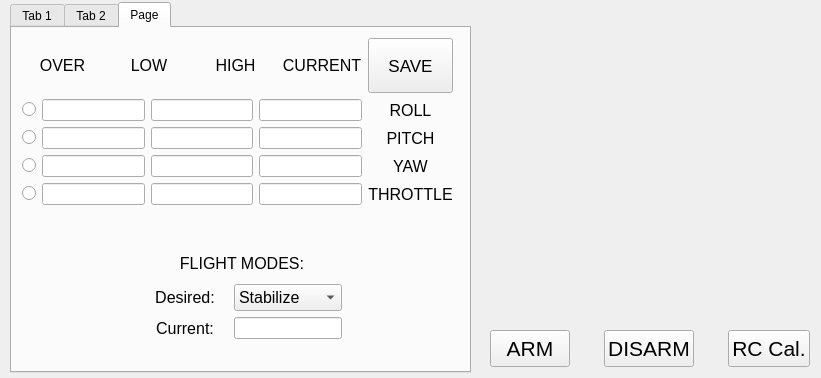
Above: ProjectSource/SwarmGUI/vehicledatadisplay.ui from majorpr13/SwarmingVehicles before the change. Below: the same form after it.
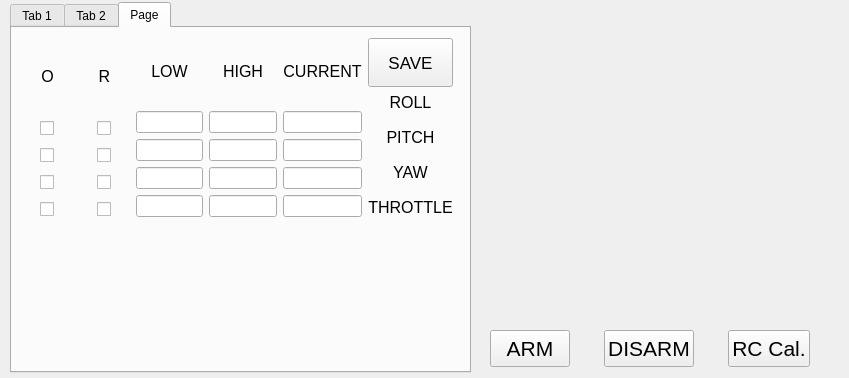
That is the form after the change. Custom widgets are drawn as their Qt base class.

```diff
--- a/ProjectSource/SwarmGUI/vehicledatadisplay.ui
+++ b/ProjectSource/SwarmGUI/vehicledatadisplay.ui
@@ -6,7 +6,7 @@
    <rect>
     <x>0</x>
     <y>0</y>
-    <width>821</width>
+    <width>849</width>
     <height>378</height>
    </rect>
   </property>
@@ -171,6 +171,156 @@
       </item>
      </layout>
     </widget>
+    <widget class="QWidget" name="layoutWidget">
+     <property name="geometry">
+      <rect>
+       <x>250</x>
+       <y>10</y>
+       <width>200</width>
+       <height>91</height>
+      </rect>
+     </property>
+     <layout class="QVBoxLayout" name="verticalLayout_2">
+      <item>
+       <widget class="QLabel" name="label_20">
+        <property name="sizePolicy">
+         <sizepolicy hsizetype="Expanding" vsizetype="Expanding">
+          <horstretch>0</horstretch>
+          <verstretch>0</verstretch>
+         </sizepolicy>
+        </property>
+        <property name="font">
+         <font>
+          <pointsize>12</pointsize>
+         </font>
+        </property>
+        <property name="text">
+         <string>FLIGHT MODES:</string>
+        </property>
+        <property name="alignment">
+         <set>Qt::AlignCenter</set>
+        </property>
+       </widget>
+      </item>
+      <item>
+       <layout class="QGridLayout" name="gridLayout_6">
+        <item row="0" column="0">
+         <widget class="QLabel" name="label_21">
+          <property name="sizePolicy">
+           <sizepolicy hsizetype="Expanding" vsizetype="Expanding">
+            <horstretch>0</horstretch>
+            <verstretch>0</verstretch>
+           </sizepolicy>
+          </property>
+          <property name="font">
+           <font>
+            <pointsize>12</pointsize>
+           </font>
+          </property>
+          <property name="text">
+           <string>Desired:</string>
+          </property>
+          <property name="alignment">
+           <set>Qt::AlignCenter</set>
+          </property>
+         </widget>
+        </item>
+        <item row="0" column="1">
+         <widget class="QComboBox" name="comboBox_DesiredFlightMode">
+          <property name="sizePolicy">
+           <sizepolicy hsizetype="Expanding" vsizetype="Expanding">
+            <horstretch>0</horstretch>
+            <verstretch>0</verstretch>
+           </sizepolicy>
+          </property>
+          <property name="font">
+           <font>
+            <pointsize>12</pointsize>
+           </font>
+          </property>
+          <property name="currentIndex">
+           <number>0</number>
+          </property>
+          <property name="sizeAdjustPolicy">
+           <enum>QComboBox::AdjustToMinimumContentsLength</enum>
+          </property>
+          <item>
+           <property name="text">
+            <string>Stabilize</string>
+           </property>
+          </item>
+          <item>
+           <property name="text">
+            <string>Alt Hold</string>
+           </property>
+          </item>
+          <item>
+           <property name="text">
+            <string>Loiter</string>
+           </property>
+          </item>
+          <item>
+           <property name="text">
+            <string>RTL</string>
+           </property>
+          </item>
+          <item>
+           <property name="text">
+            <string>Auto</string>
+           </property>
+          </item>
+          <item>
+           <property name="text">
+            <string>Guided</string>
+           </property>
+          </item>
+          <item>
+           <property name="text">
+            <string>Land</string>
+           </property>
+          </item>
+          <item>
+           <property name="text">
+            <string>TakeOff</string>
+           </property>
+          </item>
+         </widget>
+        </item>
+        <item row="1" column="0">
+         <widget class="QLabel" name="label_22">
+          <property name="sizePolicy">
+           <sizepolicy hsizetype="Expanding" vsizetype="Expanding">
+            <horstretch>0</horstretch>
+            <verstretch>0</verstretch>
+           </sizepolicy>
+          </property>
+          <property name="font">
+           <font>
+            <pointsize>12</pointsize>
+           </font>
+          </property>
+          <property name="text">
+           <string>Current:</string>
+          </property>
+          <property name="alignment">
+           <set>Qt::AlignCenter</set>
+          </property>
+         </widget>
+        </item>
+        <item row="1" column="1">
+         <widget class="QLineEdit" name="lineEdit_FlightMode">
+          <property name="alignment">
+           <set>Qt::AlignCenter</set>
+          </property>
+         </widget>
+        </item>
+       </layout>
+      </item>
+     </layout>
+    </widget>
+    <zorder>layoutWidget</zorder>
+    <zorder>widget_MainFlightInstrument</zorder>
+    <zorder>layoutWidget</zorder>
    </widget>
    <widget class="QWidget" name="tab_2">
     <attribute name="title">
@@ -483,186 +633,198 @@
     <attribute name="title">
      <string>Page</string>
     </attribute>
-    <widget class="QWidget" name="layoutWidget">
-     <property name="geometry">
-      <rect>
-       <x>130</x>
-       <y>220</y>
-       <width>200</width>
-       <height>91</height>
-      </rect>
-     </property>
-     <layout class="QVBoxLayout" name="verticalLayout_2">
-      <item>
-       <widget class="QLabel" name="label_20">
-        <property name="sizePolicy">
-         <sizepolicy hsizetype="Expanding" vsizetype="Expanding">
-          <horstretch>0</horstretch>
-          <verstretch>0</verstretch>
-         </sizepolicy>
-        </property>
-        <property name="font">
-         <font>
-          <pointsize>12</pointsize>
-         </font>
-        </property>
-        <property name="text">
-         <string>FLIGHT MODES:</string>
-        </property>
-        <property name="alignment">
-         <set>Qt::AlignCenter</set>
-        </property>
-       </widget>
-      </item>
-      <item>
-       <layout class="QGridLayout" name="gridLayout_6">
-        <item row="0" column="0">
-         <widget class="QLabel" name="label_21">
-          <property name="sizePolicy">
-           <sizepolicy hsizetype="Expanding" vsizetype="Expanding">
-            <horstretch>0</horstretch>
-            <verstretch>0</verstretch>
-           </sizepolicy>
-          </property>
-          <property name="font">
-           <font>
-            <pointsize>12</pointsize>
-           </font>
-          </property>
-          <property name="text">
-           <string>Desired:</string>
-          </property>
-          <property name="alignment">
-           <set>Qt::AlignCenter</set>
-          </property>
-         </widget>
-        </item>
-        <item row="0" column="1">
-         <widget class="QComboBox" name="comboBox_DesiredFlightMode">
-          <property name="sizePolicy">
-           <sizepolicy hsizetype="Expanding" vsizetype="Expanding">
-            <horstretch>0</horstretch>
-            <verstretch>0</verstretch>
-           </sizepolicy>
-          </property>
-          <property name="font">
-           <font>
-            <pointsize>12</pointsize>
-           </font>
-          </property>
-          <property name="currentIndex">
-           <number>0</number>
-          </property>
-          <property name="sizeAdjustPolicy">
-           <enum>QComboBox::AdjustToMinimumContentsLength</enum>
-          </property>
-          <item>
-           <property name="text">
-            <string>Stabilize</string>
-           </property>
-          </item>
-          <item>
-           <property name="text">
-            <string>Alt Hold</string>
-           </property>
-          </item>
-          <item>
-           <property name="text">
-            <string>Loiter</string>
-           </property>
-          </item>
-          <item>
-           <property name="text">
-            <string>RTL</string>
-           </property>
-          </item>
-          <item>
-           <property name="text">
-            <string>Auto</string>
-           </property>
-          </item>
-          <item>
-           <property name="text">
-            <string>Guided</string>
-           </property>
-          </item>
-          <item>
-           <property name="text">
-            <string>Land</string>
-           </property>
-          </item>
-          <item>
-           <property name="text">
-            <string>TakeOff</string>
-           </property>
-          </item>
-         </widget>
-        </item>
-        <item row="1" column="0">
-         <widget class="QLabel" name="label_22">
-          <property name="sizePolicy">
-           <sizepolicy hsizetype="Expanding" vsizetype="Expanding">
-            <horstretch>0</horstretch>
-            <verstretch>0</verstretch>
-           </sizepolicy>
-          </property>
-          <property name="font">
-           <font>
-            <pointsize>12</pointsize>
-           </font>
-          </property>
-          <property name="text">
-           <string>Current:</string>
-          </property>
-          <property name="alignment">
-           <set>Qt::AlignCenter</set>
-          </property>
-         </widget>
-        </item>
-        <item row="1" column="1">
-         <widget class="QLineEdit" name="lineEdit_FlightMode">
-          <property name="alignment">
-           <set>Qt::AlignCenter</set>
-          </property>
-         </widget>
-        </item>
-       </layout>
-      </item>
-     </layout>
-    </widget>
-    <widget class="QWidget" name="layoutWidget">
+    <widget class="QWidget" name="">
      <property name="geometry">
       <rect>
        <x>10</x>
        <y>10</y>
        <width>431</width>
-       <height>167</height>
+       <height>179</height>
       </rect>
      </property>
+     <layout class="QHBoxLayout" name="horizontalLayout_9">
+      <item>
+       <layout class="QGridLayout" name="gridLayout_13">
+        <item row="0" column="0">
+         <layout class="QGridLayout" name="gridLayout">
+          <item row="0" column="0" colspan="3">
+           <widget class="QLabel" name="label_32">
+            <property name="sizePolicy">
+             <sizepolicy hsizetype="Expanding" vsizetype="Expanding">
+              <horstretch>0</horstretch>
+              <verstretch>0</verstretch>
+             </sizepolicy>
+            </property>
+            <property name="font">
+             <font>
+              <pointsize>12</pointsize>
+             </font>
+            </property>
+            <property name="text">
+             <string>O</string>
+            </property>
+            <property name="alignment">
+             <set>Qt::AlignCenter</set>
+            </property>
+           </widget>
+          </item>
+          <item row="1" column="0">
+           <spacer name="horizontalSpacer_2">
+            <property name="orientation">
+             <enum>Qt::Horizontal</enum>
+            </property>
+            <property name="sizeHint" stdset="0">
+             <size>
+              <width>40</width>
+              <height>20</height>
+             </size>
+            </property>
+           </spacer>
+          </item>
+          <item row="1" column="1">
+           <layout class="QVBoxLayout" name="verticalLayout_5">
+            <property name="spacing">
+             <number>12</number>
+            </property>
+            <item>
+             <widget class="QCheckBox" name="checkBox_RollOverride">
+              <property name="text">
+               <string/>
+              </property>
+             </widget>
+            </item>
+            <item>
+             <widget class="QCheckBox" name="checkBox_PitchOverride">
+              <property name="text">
+               <string/>
+              </property>
+             </widget>
+            </item>
+            <item>
+             <widget class="QCheckBox" name="checkBox_YawOverride">
+              <property name="text">
+               <string/>
+              </property>
+             </widget>
+            </item>
+            <item>
+             <widget class="QCheckBox" name="checkBox_ThrottleOverride">
+              <property name="text">
+               <string/>
+              </property>
+             </widget>
+            </item>
+           </layout>
+          </item>
+          <item row="1" column="2">
+           <spacer name="horizontalSpacer">
+            <property name="orientation">
+             <enum>Qt::Horizontal</enum>
+            </property>
+            <property name="sizeHint" stdset="0">
+             <size>
+              <width>40</width>
+              <height>20</height>
+             </size>
+            </property>
+           </spacer>
+          </item>
+         </layout>
+        </item>
+        <item row="0" column="1">
      <layout class="QGridLayout" name="gridLayout_10">
-      <item row="0" column="0">
+          <item row="0" column="0" colspan="3">
+           <widget class="QLabel" name="label_33">
+            <property name="sizePolicy">
+             <sizepolicy hsizetype="Expanding" vsizetype="Expanding">
+              <horstretch>0</horstretch>
+              <verstretch>0</verstretch>
+             </sizepolicy>
+            </property>
+            <property name="font">
+             <font>
+              <pointsize>12</pointsize>
+             </font>
+            </property>
+            <property name="text">
+             <string>R</string>
+            </property>
+            <property name="alignment">
+             <set>Qt::AlignCenter</set>
+            </property>
+           </widget>
+          </item>
+          <item row="1" column="0">
+           <spacer name="horizontalSpacer_3">
+            <property name="orientation">
+             <enum>Qt::Horizontal</enum>
+            </property>
+            <property name="sizeHint" stdset="0">
+             <size>
+              <width>40</width>
+              <height>20</height>
+             </size>
+            </property>
+           </spacer>
+          </item>
+          <item row="1" column="1">
+           <layout class="QVBoxLayout" name="verticalLayout_4">
+            <property name="spacing">
+             <number>12</number>
+            </property>
+            <item>
+             <widget class="QCheckBox" name="checkBox_RollRev">
+              <property name="text">
+               <string/>
+              </property>
+             </widget>
+            </item>
+            <item>
+             <widget class="QCheckBox" name="checkBox_PitchRev">
+              <property name="text">
+               <string/>
+              </property>
+             </widget>
+            </item>
+            <item>
+             <widget class="QCheckBox" name="checkBox_YawRev">
+              <property name="text">
+               <string/>
+              </property>
+             </widget>
+            </item>
+            <item>
+             <widget class="QCheckBox" name="checkBox_ThrottleRev">
+              <property name="text">
+               <string/>
+              </property>
+             </widget>
+            </item>
+           </layout>
+          </item>
+          <item row="1" column="2">
+           <spacer name="horizontalSpacer_6">
+            <property name="orientation">
+             <enum>Qt::Horizontal</enum>
+            </property>
+            <property name="sizeHint" stdset="0">
+             <size>
+              <width>40</width>
+              <height>20</height>
+             </size>
+            </property>
+           </spacer>
+          </item>
+         </layout>
+        </item>
+       </layout>
+      </item>
+      <item>
+       <layout class="QGridLayout" name="gridLayout_12">
+        <item row="0" column="0" rowspan="2">
        <layout class="QHBoxLayout" name="horizontalLayout_8">
         <item>
-         <widget class="QLabel" name="label_32">
-          <property name="sizePolicy">
-           <sizepolicy hsizetype="Expanding" vsizetype="Expanding">
-            <horstretch>0</horstretch>
-            <verstretch>0</verstretch>
-           </sizepolicy>
-          </property>
-          <property name="font">
-           <font>
-            <pointsize>12</pointsize>
-           </font>
-          </property>
-          <property name="text">
-           <string>OVER</string>
-          </property>
-          <property name="alignment">
-           <set>Qt::AlignCenter</set>
-          </property>
-         </widget>
-        </item>
+           <layout class="QVBoxLayout" name="verticalLayout_8">
         <item>
          <widget class="QLabel" name="label_29">
           <property name="sizePolicy">
@@ -685,6 +847,50 @@
          </widget>
         </item>
         <item>
+             <widget class="QLineEdit" name="lineEdit_RollLow">
+              <property name="alignment">
+               <set>Qt::AlignCenter</set>
+              </property>
+              <property name="readOnly">
+               <bool>true</bool>
+              </property>
+             </widget>
+            </item>
+            <item>
+             <widget class="QLineEdit" name="lineEdit_PitchLow">
+              <property name="alignment">
+               <set>Qt::AlignCenter</set>
+              </property>
+              <property name="readOnly">
+               <bool>true</bool>
+              </property>
+             </widget>
+            </item>
+            <item>
+             <widget class="QLineEdit" name="lineEdit_YawLow">
+              <property name="alignment">
+               <set>Qt::AlignCenter</set>
+              </property>
+              <property name="readOnly">
+               <bool>true</bool>
+              </property>
+             </widget>
+            </item>
+            <item>
+             <widget class="QLineEdit" name="lineEdit_ThrottleLow">
+              <property name="alignment">
+               <set>Qt::AlignCenter</set>
+              </property>
+              <property name="readOnly">
+               <bool>true</bool>
+              </property>
+             </widget>
+            </item>
+           </layout>
+          </item>
+          <item>
+           <layout class="QVBoxLayout" name="verticalLayout_7">
+            <item>
          <widget class="QLabel" name="label_30">
           <property name="sizePolicy">
            <sizepolicy hsizetype="Expanding" vsizetype="Expanding">
@@ -706,6 +912,50 @@
          </widget>
         </item>
         <item>
+             <widget class="QLineEdit" name="lineEdit_RollHigh">
+              <property name="alignment">
+               <set>Qt::AlignCenter</set>
+              </property>
+              <property name="readOnly">
+               <bool>true</bool>
+              </property>
+             </widget>
+            </item>
+            <item>
+             <widget class="QLineEdit" name="lineEdit_PitchHigh">
+              <property name="alignment">
+               <set>Qt::AlignCenter</set>
+              </property>
+              <property name="readOnly">
+               <bool>true</bool>
+              </property>
+             </widget>
+            </item>
+            <item>
+             <widget class="QLineEdit" name="lineEdit_YawHigh">
+              <property name="alignment">
+               <set>Qt::AlignCenter</set>
+              </property>
+              <property name="readOnly">
+               <bool>true</bool>
+              </property>
+             </widget>
+            </item>
+            <item>
+             <widget class="QLineEdit" name="lineEdit_ThrottleHigh">
+              <property name="alignment">
+               <set>Qt::AlignCenter</set>
+              </property>
+              <property name="readOnly">
+               <bool>true</bool>
+              </property>
+             </widget>
+            </item>
+           </layout>
+          </item>
+          <item>
+           <layout class="QVBoxLayout" name="verticalLayout_6">
+            <item>
          <widget class="QLabel" name="label_31">
           <property name="sizePolicy">
            <sizepolicy hsizetype="Expanding" vsizetype="Expanding">
@@ -726,56 +976,7 @@
           </property>
          </widget>
         </item>
-       </layout>
-      </item>
-      <item row="0" column="1">
-       <widget class="QPushButton" name="pushButton_ARM_2">
-        <property name="sizePolicy">
-         <sizepolicy hsizetype="Expanding" vsizetype="Expanding">
-          <horstretch>0</horstretch>
-          <verstretch>0</verstretch>
-         </sizepolicy>
-        </property>
-        <property name="font">
-         <font>
-          <pointsize>13</pointsize>
-         </font>
-        </property>
-        <property name="text">
-         <string>SAVE</string>
-        </property>
-       </widget>
-      </item>
-      <item row="1" column="0">
-       <layout class="QGridLayout" name="gridLayout">
-        <item row="0" column="0">
-         <widget class="QRadioButton" name="radioButton_RollOverride">
-          <property name="text">
-           <string/>
-          </property>
-         </widget>
-        </item>
-        <item row="0" column="1">
-         <widget class="QLineEdit" name="lineEdit_RollLow">
-          <property name="alignment">
-           <set>Qt::AlignCenter</set>
-          </property>
-          <property name="readOnly">
-           <bool>true</bool>
-          </property>
-         </widget>
-        </item>
-        <item row="0" column="2">
-         <widget class="QLineEdit" name="lineEdit_RollHigh">
-          <property name="alignment">
-           <set>Qt::AlignCenter</set>
-          </property>
-          <property name="readOnly">
-           <bool>true</bool>
-          </property>
-         </widget>
-        </item>
-        <item row="0" column="3">
+            <item>
          <widget class="QLineEdit" name="lineEdit_RollCurrent">
           <property name="alignment">
            <set>Qt::AlignCenter</set>
@@ -785,34 +986,7 @@
           </property>
          </widget>
         </item>
-        <item row="1" column="0">
-         <widget class="QRadioButton" name="radioButton_PitchOverride">
-          <property name="text">
-           <string/>
-          </property>
-         </widget>
-        </item>
-        <item row="1" column="1">
-         <widget class="QLineEdit" name="lineEdit_PitchLow">
-          <property name="alignment">
-           <set>Qt::AlignCenter</set>
-          </property>
-          <property name="readOnly">
-           <bool>true</bool>
-          </property>
-         </widget>
-        </item>
-        <item row="1" column="2">
-         <widget class="QLineEdit" name="lineEdit_PitchHigh">
-          <property name="alignment">
-           <set>Qt::AlignCenter</set>
-          </property>
-          <property name="readOnly">
-           <bool>true</bool>
-          </property>
-         </widget>
-        </item>
-        <item row="1" column="3">
+            <item>
          <widget class="QLineEdit" name="lineEdit_PitchCurrent">
           <property name="alignment">
            <set>Qt::AlignCenter</set>
@@ -822,34 +996,7 @@
           </property>
          </widget>
         </item>
-        <item row="2" column="0">
-         <widget class="QRadioButton" name="radioButton_YawOverride">
-          <property name="text">
-           <string/>
-          </property>
-         </widget>
-        </item>
-        <item row="2" column="1">
-         <widget class="QLineEdit" name="lineEdit_YawLow">
-          <property name="alignment">
-           <set>Qt::AlignCenter</set>
-          </property>
-          <property name="readOnly">
-           <bool>true</bool>
-          </property>
-         </widget>
-        </item>
-        <item row="2" column="2">
-         <widget class="QLineEdit" name="lineEdit_YawHigh">
-          <property name="alignment">
-           <set>Qt::AlignCenter</set>
-          </property>
-          <property name="readOnly">
-           <bool>true</bool>
-          </property>
-         </widget>
-        </item>
-        <item row="2" column="3">
+            <item>
          <widget class="QLineEdit" name="lineEdit_YawCurrent">
           <property name="alignment">
            <set>Qt::AlignCenter</set>
@@ -859,34 +1006,7 @@
           </property>
          </widget>
         </item>
-        <item row="3" column="0">
-         <widget class="QRadioButton" name="radioButton_ThrottleOverride">
-          <property name="text">
-           <string/>
-          </property>
-         </widget>
-        </item>
-        <item row="3" column="1">
-         <widget class="QLineEdit" name="lineEdit_ThrottleLow">
-          <property name="alignment">
-           <set>Qt::AlignCenter</set>
-          </property>
-          <property name="readOnly">
-           <bool>true</bool>
-          </property>
-         </widget>
-        </item>
-        <item row="3" column="2">
-         <widget class="QLineEdit" name="lineEdit_ThrottleHigh">
-          <property name="alignment">
-           <set>Qt::AlignCenter</set>
-          </property>
-          <property name="readOnly">
-           <bool>true</bool>
-          </property>
-         </widget>
-        </item>
-        <item row="3" column="3">
+            <item>
          <widget class="QLineEdit" name="lineEdit_ThrottleCurrent">
           <property name="alignment">
            <set>Qt::AlignCenter</set>
@@ -898,8 +1018,13 @@
         </item>
        </layout>
       </item>
+         </layout>
+        </item>
       <item row="1" column="1">
        <layout class="QVBoxLayout" name="verticalLayout">
+          <property name="spacing">
+           <number>16</number>
+          </property>
         <item>
          <widget class="QLabel" name="label_28">
           <property name="sizePolicy">
@@ -986,7 +1111,27 @@
         </item>
        </layout>
       </item>
-     </layout>
+        <item row="0" column="1">
+         <widget class="QPushButton" name="pushButton_ARM_2">
+          <property name="sizePolicy">
+           <sizepolicy hsizetype="Expanding" vsizetype="Expanding">
+            <horstretch>0</horstretch>
+            <verstretch>0</verstretch>
+           </sizepolicy>
+          </property>
+          <property name="font">
+           <font>
+            <pointsize>13</pointsize>
+           </font>
+          </property>
+          <property name="text">
+           <string>SAVE</string>
+          </property>
+         </widget>
+        </item>
+       </layout>
+      </item>
+     </layout>
     </widget>
    </widget>
   </widget>
```
Left out of the diff: 24 changed lines with no effect on the pictures. Lines whose indentation alone changed are shown as unchanged.
